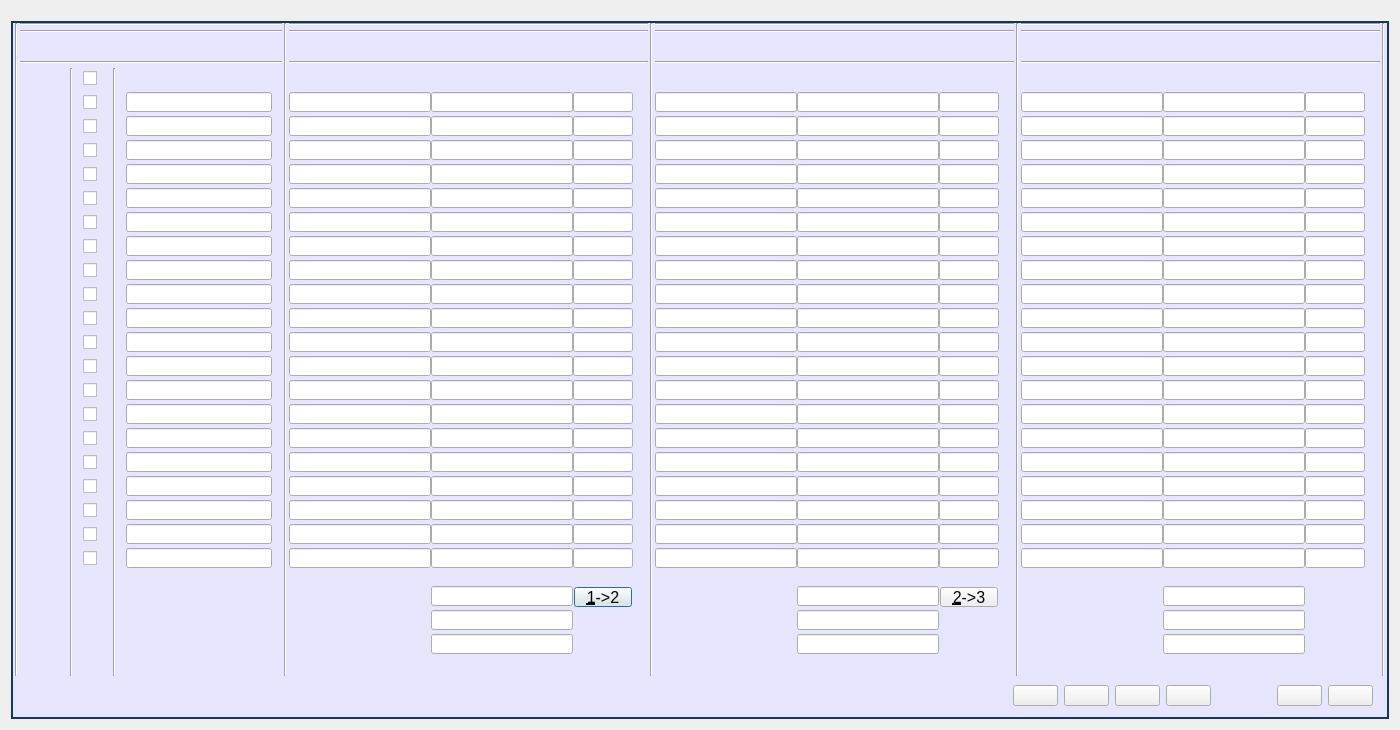
Above: Meter/tableBoard.ui from cagavriloaie/WFlowLab before the change. Below: the same form after it.
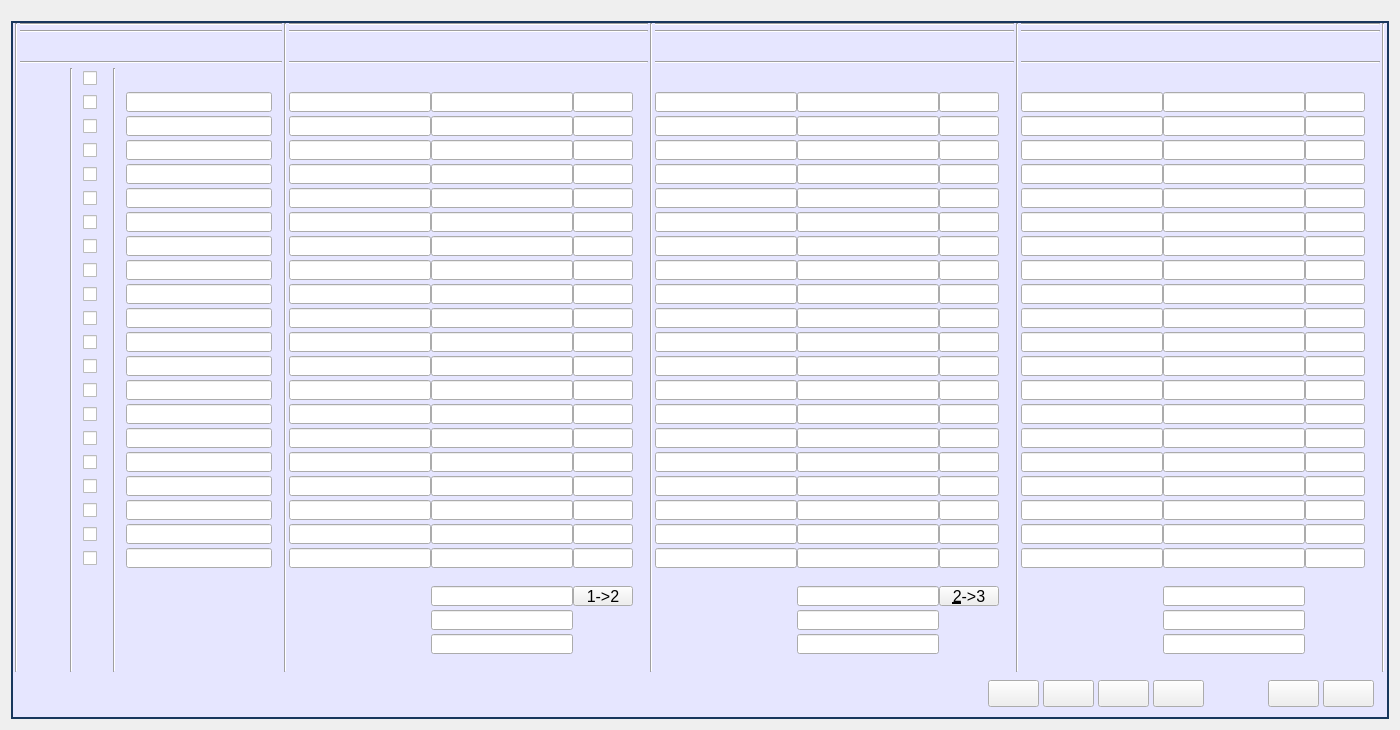
That is the form after the change. Icons and pictures are not drawn.

What changed in the file:
```diff
--- a/Meter/tableBoard.ui
+++ b/Meter/tableBoard.ui
@@ -43,13 +43,11 @@
 {
 	font-family: &quot;Segoe UI&quot;;
 	font-size: 12pt;
-    margin: 1px;
 }
 
 QPushButton:focus {
     font-family: &quot;Segoe UI&quot;;
 	font-size: 12pt;
-    margin: 0px;
 }
 
 QComboBox 
@@ -3878,29 +3876,38 @@
                 </item>
                 <item>
                  <widget class="QPushButton" name="pbCopy12">
+                  <property name="enabled">
+                   <bool>true</bool>
+                  </property>
                   <property name="minimumSize">
                    <size>
                     <width>60</width>
-                    <height>22</height>
+                    <height>20</height>
                    </size>
                   </property>
                   <property name="maximumSize">
                    <size>
-                    <width>60</width>
-                    <height>100</height>
+                    <width>50</width>
+                    <height>20</height>
                    </size>
                   </property>
-                  <property name="font">
-                   <font>
-                    <family>Segoe UI</family>
-                    <pointsize>12</pointsize>
-                   </font>
-                  </property>
                   <property name="focusPolicy">
-                   <enum>Qt::ClickFocus</enum>
+                   <enum>Qt::NoFocus</enum>
+                  </property>
+                  <property name="styleSheet">
+                   <string notr="true">QPushButton:focus {
+    font-family: &quot;Segoe UI&quot;;
+	font-size: 11pt;
+}
+
+QComboBox 
+{
+	font-family: &quot;Segoe UI&quot;;
+	font-size: 11pt;
+}</string>
                   </property>
                   <property name="text">
-                   <string>&amp;1-&gt;2</string>
+                   <string>1-&gt;2</string>
                   </property>
                  </widget>
                 </item>
@@ -3908,13 +3915,13 @@
                  <widget class="QLabel" name="lbTab53">
                   <property name="minimumSize">
                    <size>
-                    <width>0</width>
+                    <width>50</width>
                     <height>20</height>
                    </size>
                   </property>
                   <property name="maximumSize">
                    <size>
-                    <width>16777215</width>
+                    <width>50</width>
                     <height>20</height>
                    </size>
                   </property>
@@ -5637,13 +5644,13 @@
                   <property name="minimumSize">
                    <size>
                     <width>60</width>
-                    <height>22</height>
+                    <height>20</height>
                    </size>
                   </property>
                   <property name="maximumSize">
                    <size>
-                    <width>60</width>
-                    <height>100</height>
+                    <width>50</width>
+                    <height>20</height>
                    </size>
                   </property>
                   <property name="font">
@@ -5653,7 +5660,7 @@
                    </font>
                   </property>
                   <property name="focusPolicy">
-                   <enum>Qt::ClickFocus</enum>
+                   <enum>Qt::NoFocus</enum>
                   </property>
                   <property name="text">
                    <string>&amp;2-&gt;3</string>
@@ -5664,13 +5671,13 @@
                  <widget class="QLabel" name="label_3">
                   <property name="minimumSize">
                    <size>
-                    <width>0</width>
+                    <width>50</width>
                     <height>20</height>
                    </size>
                   </property>
                   <property name="maximumSize">
                    <size>
-                    <width>16777215</width>
+                    <width>50</width>
                     <height>20</height>
                    </size>
                   </property>
```
